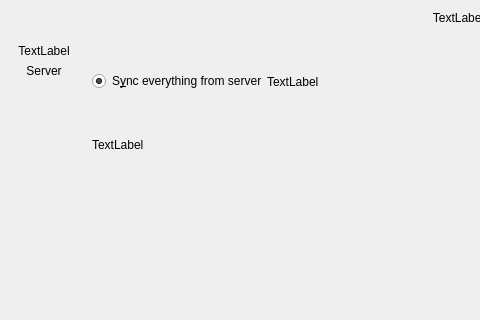
Old version of the form src/gui/wizard/owncloudadvancedsetuppage.ui in the repository i-like-dogs/client; both pictures show x 0 to 480 and y 0 to 320 of the 917 by 493 pixel window.
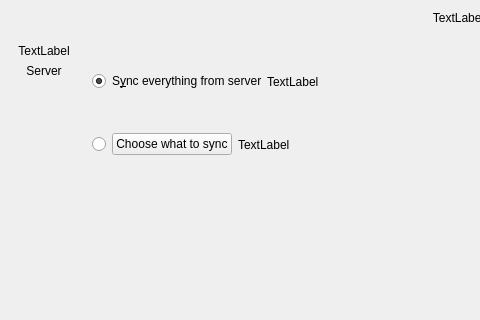
New version of the form.

Commit message: BRING BACK THE SelectiveSync

```diff
--- a/src/gui/wizard/owncloudadvancedsetuppage.ui
+++ b/src/gui/wizard/owncloudadvancedsetuppage.ui
@@ -265,6 +265,26 @@
         </item>
         <item>
          <layout class="QHBoxLayout" name="horizontalLayout">
+          <item>
+           <widget class="QRadioButton" name="rSelectiveSync">
+            <property name="sizePolicy">
+             <sizepolicy hsizetype="Minimum" vsizetype="Minimum">
+              <horstretch>0</horstretch>
+              <verstretch>0</verstretch>
+             </sizepolicy>
+            </property>
+            <property name="text">
+             <string/>
+            </property>
+           </widget>
+          </item>
+          <item>
+           <widget class="QPushButton" name="bSelectiveSync">
+            <property name="text">
+             <string>Choose what to sync</string>
+            </property>
+           </widget>
+          </item>
           <item>
            <widget class="QLabel" name="lSelectiveSyncSizeLabel">
             <property name="text">
```
The commit also changes 1 other file.
